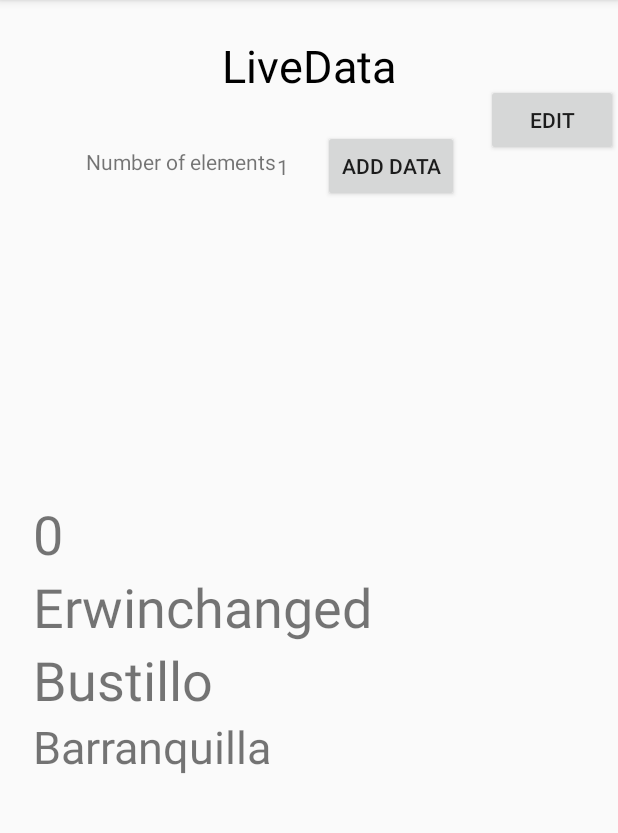
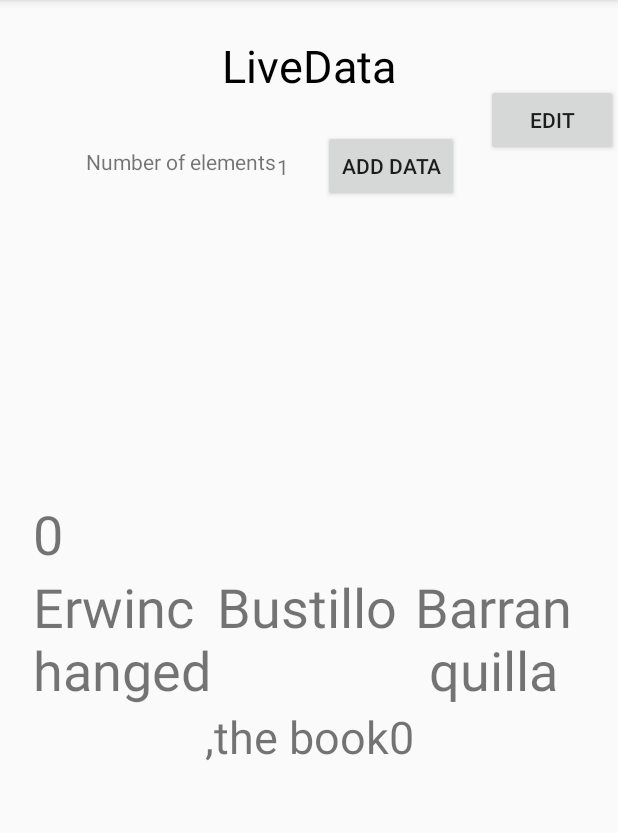
Before and after one commit to ErwinBustillo/ArchitectureRoom, an Android app: the screen it shows after launch (MainActivity), after a tap on "EDIT", on a phone screen of 412 x 824 dp, the part 84-917 px from its top. Run offline under Robolectric (Android 15) with nearby library versions, the phone set to English and light mode, and no system bars; our stand-ins replace Room's generated code; 1 other tap on this screen came first.

Commit message:
Added converter Arraylist of books and Finally We have CRUD system on this tutorial

```diff
--- a/app/build.gradle
+++ b/app/build.gradle
@@ -37,5 +37,5 @@ dependencies {
     implementation "android.arch.persistence.room:runtime:1.0.0"
     annotationProcessor "android.arch.persistence.room:compiler:1.0.0"
 
-
+    compile 'com.google.code.gson:gson:2.8.2'
 }
--- a/app/src/main/java/com/uninorte/roomdata/architectureroom/AppDatabase.java
+++ b/app/src/main/java/com/uninorte/roomdata/architectureroom/AppDatabase.java
@@ -3,6 +3,7 @@ package com.uninorte.roomdata.architectureroom;
 import android.arch.persistence.room.Database;
 import android.arch.persistence.room.Room;
 import android.arch.persistence.room.RoomDatabase;
+import android.arch.persistence.room.TypeConverters;
 import android.content.Context;
 
 import com.uninorte.roomdata.architectureroom.dao.UserDao;
@@ -13,6 +14,8 @@ import com.uninorte.roomdata.architectureroom.entity.User;
  */
 
 @Database(entities = {User.class}, version=1)
+@TypeConverters({Converter.class})
+
 public abstract class AppDatabase extends RoomDatabase{
 
     public abstract UserDao userDao();
--- /dev/null
+++ b/app/src/main/java/com/uninorte/roomdata/architectureroom/Converter.java
@@ -0,0 +1,24 @@
+package com.uninorte.roomdata.architectureroom;
+
+import android.arch.persistence.room.TypeConverter;
+
+import com.google.gson.Gson;
+import com.google.gson.reflect.TypeToken;
+
+import java.lang.reflect.Type;
+import java.util.ArrayList;
+
+
+public class Converter {
+    @TypeConverter
+    public static ArrayList<String> fromString(String value){
+        Type listType = new TypeToken<ArrayList<String>>(){}.getType();
+        return new Gson().fromJson(value, listType);
+    }
+    @TypeConverter
+    public static String fromArrayList(ArrayList<String> list){
+        Gson gson= new Gson();
+        String json = gson.toJson(list);
+        return json;
+    }
+}
--- a/app/src/main/java/com/uninorte/roomdata/architectureroom/MainActivity.java
+++ b/app/src/main/java/com/uninorte/roomdata/architectureroom/MainActivity.java
@@ -92,6 +92,10 @@ public class MainActivity extends AppCompatActivity {
 
     public void onClickEdit(View view) {
         User user = data.get(0);
+        ArrayList<String> books = user.getBooks();
+        books.add("the book"+books.size());
+        user.setBooks(books);
+
         user.setFirstName(user.getFirstName()+"changed");
         model.addUser(user);
     }
--- a/app/src/main/java/com/uninorte/roomdata/architectureroom/UserRecyclerViewAdapter.java
+++ b/app/src/main/java/com/uninorte/roomdata/architectureroom/UserRecyclerViewAdapter.java
@@ -8,6 +8,7 @@ import android.widget.TextView;
 
 import com.uninorte.roomdata.architectureroom.entity.User;
 
+import java.util.ArrayList;
 import java.util.List;
 
 /**
@@ -38,6 +39,12 @@ public class UserRecyclerViewAdapter extends RecyclerView.Adapter<UserRecyclerVi
         holder.textoNombre.setText(data.get(position).getFirstName()+"");
         holder.textoApellido.setText(data.get(position).getLastName()+"");
         holder.textoCity.setText(data.get(position).getAddress().getCity());
+        ArrayList<String> books =data.get(position).getBooks();
+        String libros = "";
+        for(String text:books){
+            libros = libros + ","+text;
+        }
+        holder.textoBooks.setText(libros);
     }
 
     @Override
@@ -52,6 +59,7 @@ public class UserRecyclerViewAdapter extends RecyclerView.Adapter<UserRecyclerVi
        TextView textoNombre;
        TextView textoApellido;
        TextView textoCity;
+       TextView textoBooks;
 
 
        public ViewHolder(View itemView){
@@ -60,6 +68,7 @@ public class UserRecyclerViewAdapter extends RecyclerView.Adapter<UserRecyclerVi
            textoNombre= itemView.findViewById(R.id.textoNombre);
            textoApellido = itemView.findViewById(R.id.textoApellido);
            textoCity = itemView.findViewById(R.id.textoCity);
+           textoBooks = itemView.findViewById(R.id.textoBooks);
        }
     }
 }
--- a/app/src/main/java/com/uninorte/roomdata/architectureroom/entity/User.java
+++ b/app/src/main/java/com/uninorte/roomdata/architectureroom/entity/User.java
@@ -4,6 +4,8 @@ import android.arch.persistence.room.ColumnInfo;
 import android.arch.persistence.room.Embedded;
 import android.arch.persistence.room.Entity;
 import android.arch.persistence.room.PrimaryKey;
+
+import java.util.ArrayList;
 
 /**
  * Created by erwin on 3/4/2018.
@@ -21,11 +23,14 @@ public class User {
     @Embedded
     private Address address;
 
+    private ArrayList<String> books;
+
     public User(int uid, String firstName, String lastName, Address address) {
         this.uid = uid;
         this.firstName = firstName;
         this.lastName = lastName;
         this.address = address;
+        this.books = new ArrayList<>();
     }
 
     public int getUid() {
@@ -59,4 +64,12 @@ public class User {
     public void setAddress(Address address) {
         this.address = address;
     }
+
+    public ArrayList<String> getBooks() {
+        return books;
+    }
+
+    public void setBooks(ArrayList<String> books) {
+        this.books = books;
+    }
 }
--- a/app/src/main/res/layout/row_user.xml
+++ b/app/src/main/res/layout/row_user.xml
@@ -9,27 +9,52 @@
         android:layout_width="wrap_content"
         android:layout_height="wrap_content"
         android:text="id"
+        android:textAlignment="center"
         android:textSize="36sp" />
-
+    <LinearLayout
+        android:layout_width="match_parent"
+        android:orientation="horizontal"
+        android:layout_height="wrap_content">
         <TextView
             android:id="@+id/textoNombre"
-        android:layout_width="wrap_content"
+            android:layout_width="0dp"
             android:layout_height="wrap_content"
+            android:layout_weight="1"
             android:text="name"
             android:textSize="36sp" />
 
         <TextView
             android:id="@+id/textoApellido"
-        android:layout_width="wrap_content"
+            android:layout_width="0dp"
             android:layout_height="wrap_content"
+            android:layout_weight="1"
             android:text="apellido"
             android:textSize="36sp" />
 
         <TextView
             android:id="@+id/textoCity"
-        android:layout_width="wrap_content"
+            android:layout_width="0dp"
             android:layout_height="wrap_content"
             android:layout_weight="1"
             android:text="Ciudad"
+            android:textAlignment="center"
+            android:textSize="36sp" />
+    </LinearLayout>
+
+    <LinearLayout
+        android:layout_width="match_parent"
+        android:layout_height="wrap_content">
+
+        <TextView
+            android:id="@+id/textoBooks"
+            android:layout_width="0dp"
+            android:layout_height="wrap_content"
+            android:layout_weight="0.5"
+            android:text="Libros"
+            android:textAlignment="center"
             android:textSize="30sp" />
     </LinearLayout>
+
+
+
+</LinearLayout>
```
Lines whose indentation alone changed are shown as unchanged.
